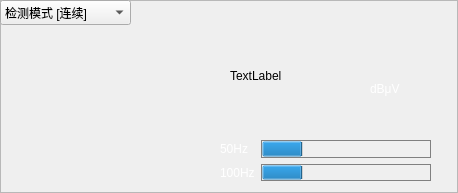
This is Gui/Function/aewidget.ui in rpdhunter/swbox as Qt 5 draws it before an edit. The edited form follows.
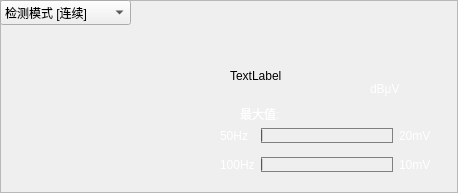
This is the edited form.

The edit to the form file:
```diff
--- a/Gui/Function/aewidget.ui
+++ b/Gui/Function/aewidget.ui
@@ -133,16 +133,16 @@
     <string notr="true">QLabel {color:white;}</string>
    </property>
    <property name="text">
-    <string notr="true"/>
+    <string notr="true">最大值:</string>
    </property>
   </widget>
   <widget class="QWidget" name="layoutWidget">
    <property name="geometry">
     <rect>
      <x>220</x>
-     <y>140</y>
+     <y>120</y>
      <width>211</width>
-     <height>41</height>
+     <height>62</height>
     </rect>
    </property>
    <layout class="QGridLayout" name="gridLayout">
@@ -157,13 +157,19 @@
      </widget>
     </item>
     <item row="1" column="1">
-     <widget class="QProgressBar" name="progressBar_2">
+     <widget class="QProgressBar" name="progressBar_100Hz">
+      <property name="maximumSize">
+       <size>
+        <width>16777215</width>
+        <height>15</height>
+       </size>
+      </property>
       <property name="styleSheet">
        <string notr="true">QProgressBar{border:1px solid gray;background:transparent;}
 QProgressBar::chunk{&quot;background-color:skyblue;&quot;}</string>
       </property>
       <property name="value">
-       <number>24</number>
+       <number>0</number>
       </property>
       <property name="textVisible">
        <bool>false</bool>
@@ -171,13 +177,19 @@
      </widget>
     </item>
     <item row="0" column="1">
-     <widget class="QProgressBar" name="progressBar">
+     <widget class="QProgressBar" name="progressBar_50Hz">
+      <property name="maximumSize">
+       <size>
+        <width>16777215</width>
+        <height>15</height>
+       </size>
+      </property>
       <property name="styleSheet">
        <string notr="true">QProgressBar{border:1px solid gray;background:transparent;}
 QProgressBar::chunk{&quot;background-color:skyblue;&quot;}</string>
       </property>
       <property name="value">
-       <number>24</number>
+       <number>0</number>
       </property>
       <property name="textVisible">
        <bool>false</bool>
@@ -194,6 +206,26 @@
       </property>
      </widget>
     </item>
+    <item row="0" column="2">
+     <widget class="QLabel" name="label_50Hz">
+      <property name="styleSheet">
+       <string notr="true">QLabel {color:white;}</string>
+      </property>
+      <property name="text">
+       <string notr="true">20mV</string>
+      </property>
+     </widget>
+    </item>
+    <item row="1" column="2">
+     <widget class="QLabel" name="label_100Hz">
+      <property name="styleSheet">
+       <string notr="true">QLabel {color:white;}</string>
+      </property>
+      <property name="text">
+       <string notr="true">10mV</string>
+      </property>
+     </widget>
+    </item>
    </layout>
   </widget>
  </widget>
```
